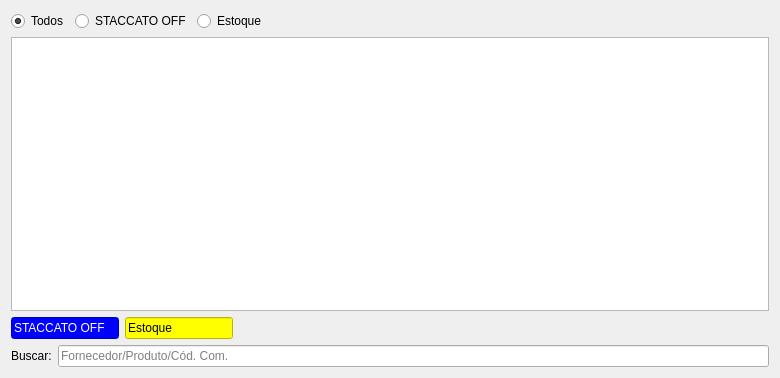
darktorres/ERP-STACCATO, file ui/widgetestoqueproduto.ui: the form before one commit.
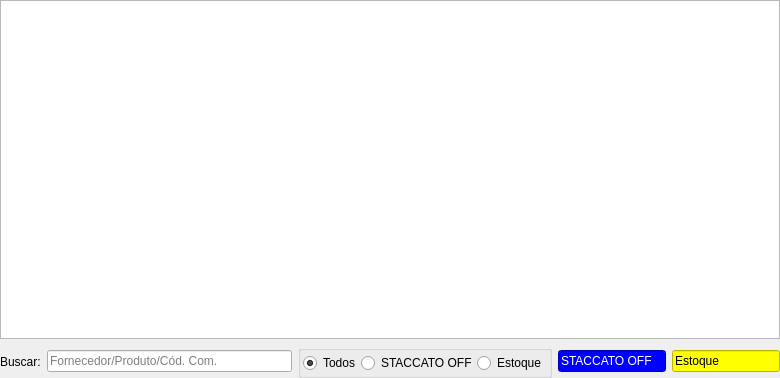
The form after the commit. Custom widgets are drawn as their Qt base class.

What changed in the file:
```diff
--- a/ui/widgetestoqueproduto.ui
+++ b/ui/widgetestoqueproduto.ui
@@ -14,47 +14,18 @@
    <string>Form</string>
   </property>
   <layout class="QGridLayout" name="gridLayout">
-   <item row="0" column="0" colspan="2">
-    <layout class="QHBoxLayout" name="horizontalLayout_2">
-     <item>
-      <widget class="QRadioButton" name="radioButtonTodos">
-       <property name="text">
-        <string>Todos</string>
-       </property>
-       <property name="checked">
-        <bool>true</bool>
-       </property>
-      </widget>
-     </item>
-     <item>
-      <widget class="QRadioButton" name="radioButtonStaccatoOFF">
-       <property name="text">
-        <string>STACCATO OFF</string>
-       </property>
-      </widget>
-     </item>
-     <item>
-      <widget class="QRadioButton" name="radioButtonEstoque">
-       <property name="text">
-        <string>Estoque</string>
-       </property>
-      </widget>
-     </item>
-     <item>
-      <spacer name="horizontalSpacer">
-       <property name="orientation">
-        <enum>Qt::Horizontal</enum>
-       </property>
-       <property name="sizeHint" stdset="0">
-        <size>
-         <width>0</width>
-         <height>0</height>
-        </size>
-       </property>
-      </spacer>
-     </item>
-    </layout>
-   </item>
+   <property name="leftMargin">
+    <number>0</number>
+   </property>
+   <property name="topMargin">
+    <number>0</number>
+   </property>
+   <property name="rightMargin">
+    <number>0</number>
+   </property>
+   <property name="bottomMargin">
+    <number>0</number>
+   </property>
    <item row="1" column="0" colspan="2">
     <widget class="TableView" name="tableProdutos">
      <property name="editTriggers">
@@ -70,6 +41,74 @@
    </item>
    <item row="2" column="0" colspan="2">
     <layout class="QHBoxLayout" name="horizontalLayout">
+     <item>
+      <widget class="QLabel" name="labelBusca">
+       <property name="sizePolicy">
+        <sizepolicy hsizetype="Maximum" vsizetype="Preferred">
+         <horstretch>0</horstretch>
+         <verstretch>0</verstretch>
+        </sizepolicy>
+       </property>
+       <property name="text">
+        <string>Buscar:</string>
+       </property>
+      </widget>
+     </item>
+     <item>
+      <widget class="QLineEdit" name="lineEditBusca">
+       <property name="placeholderText">
+        <string>Fornecedor/Produto/Cód. Com.</string>
+       </property>
+      </widget>
+     </item>
+     <item>
+      <widget class="QGroupBox" name="groupBox">
+       <property name="title">
+        <string/>
+       </property>
+       <layout class="QHBoxLayout" name="horizontalLayout_3">
+        <property name="spacing">
+         <number>0</number>
+        </property>
+        <property name="leftMargin">
+         <number>2</number>
+        </property>
+        <property name="topMargin">
+         <number>2</number>
+        </property>
+        <property name="rightMargin">
+         <number>2</number>
+        </property>
+        <property name="bottomMargin">
+         <number>2</number>
+        </property>
+        <item>
+         <widget class="QRadioButton" name="radioButtonTodos">
+          <property name="text">
+           <string>Todos</string>
+          </property>
+          <property name="checked">
+           <bool>true</bool>
+          </property>
+         </widget>
+        </item>
+        <item>
+         <widget class="QRadioButton" name="radioButtonStaccatoOFF">
+          <property name="text">
+           <string>STACCATO OFF</string>
+          </property>
+         </widget>
+        </item>
+        <item>
+         <widget class="QRadioButton" name="radioButtonEstoque">
+          <property name="text">
+           <string>Estoque</string>
+          </property>
+         </widget>
+        </item>
+       </layout>
+      </widget>
+     </item>
      <item>
       <widget class="QLineEdit" name="lineEditStaccatoOff">
        <property name="sizePolicy">
@@ -110,41 +149,8 @@
        </property>
       </widget>
      </item>
-     <item>
-      <spacer name="horizontalSpacer_2">
-       <property name="orientation">
-        <enum>Qt::Horizontal</enum>
-       </property>
-       <property name="sizeHint" stdset="0">
-        <size>
-         <width>0</width>
-         <height>0</height>
-        </size>
-       </property>
-      </spacer>
-     </item>
     </layout>
    </item>
-   <item row="3" column="0">
-    <widget class="QLabel" name="labelBusca">
-     <property name="sizePolicy">
-      <sizepolicy hsizetype="Maximum" vsizetype="Preferred">
-       <horstretch>0</horstretch>
-       <verstretch>0</verstretch>
-      </sizepolicy>
-     </property>
-     <property name="text">
-      <string>Buscar:</string>
-     </property>
-    </widget>
-   </item>
-   <item row="3" column="1">
-    <widget class="QLineEdit" name="lineEditBusca">
-     <property name="placeholderText">
-      <string>Fornecedor/Produto/Cód. Com.</string>
-     </property>
-    </widget>
-   </item>
   </layout>
  </widget>
  <customwidgets>
```
Left out of the diff: 23 changed lines with no effect on the pictures.
